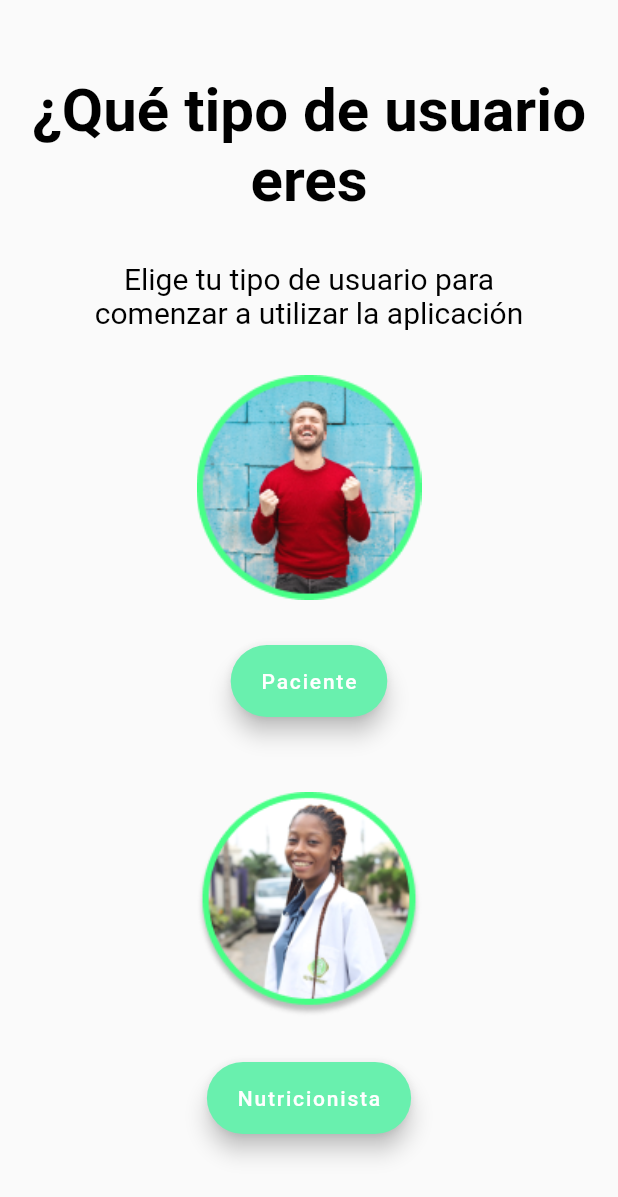
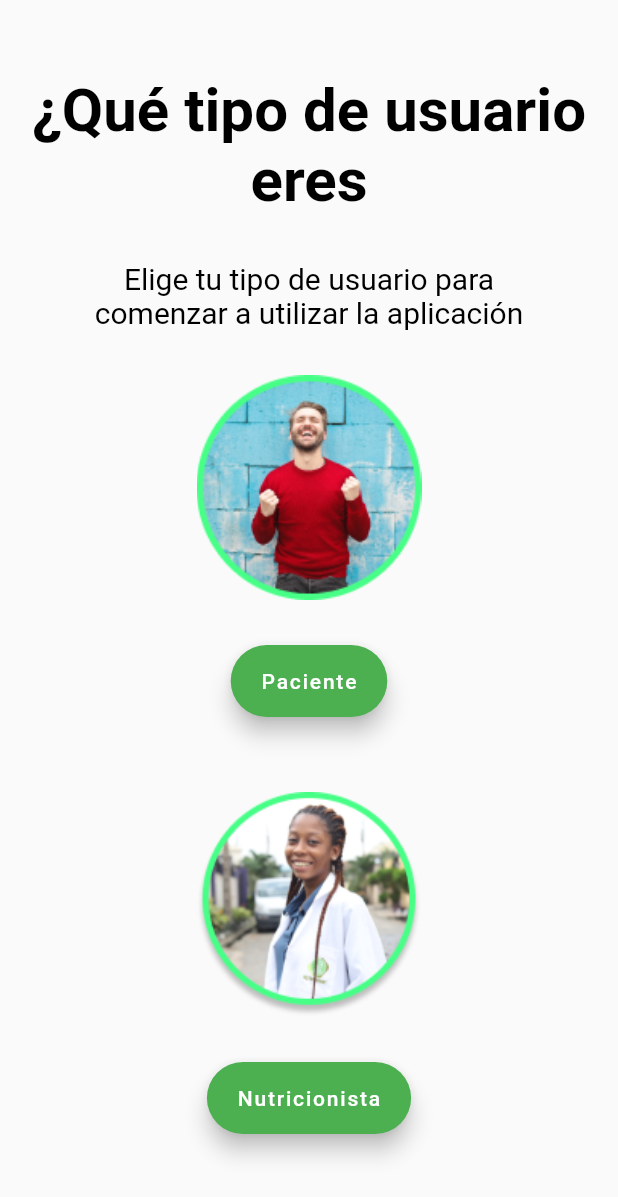
Before and after one commit to EasyNutrition/EasyNutritionApp, a Flutter app: the screen it shows after launch, after a tap on "Empezar", on a phone screen of 412 x 824 dp. Shown: the top 1197 px of the screen. Run offline on Flutter 3.47's test engine with Material 2 defaults, Android fonts, the phone set to English and light mode, and no system bars; our stand-ins replace font_awesome_flutter.

Commit message:
paciente v2

```diff
--- a/lib/create_account.dart
+++ b/lib/create_account.dart
@@ -76,7 +76,7 @@ class _CreateAccountState extends State<CreateAccount> {
               ),
               FloatingActionButton.extended(
                 label: Text('Continuar con Correo'),
-                backgroundColor: Colors.greenAccent,
+                backgroundColor: Colors.green,
                 splashColor: Colors.lightGreenAccent,
                 icon: Icon( // <-- Icon
                   Icons.attach_email_rounded,
@@ -102,7 +102,7 @@ class _CreateAccountState extends State<CreateAccount> {
                   TextSpan(
                     text: 'Términos y Condiciones',
                     style: TextStyle(
-                        color: Colors.greenAccent,
+                        color: Colors.green,
                         fontSize: 15.0,
                         fontFamily: 'Karla'
                     ),
@@ -118,7 +118,7 @@ class _CreateAccountState extends State<CreateAccount> {
                   TextSpan(
                     text: 'Política de Privacidad',
                     style: TextStyle(
-                        color: Colors.greenAccent,
+                        color: Colors.green,
                         fontSize: 15.0,
                         fontFamily: 'Karla'
                     ),
--- a/lib/home.dart
+++ b/lib/home.dart
@@ -47,8 +47,8 @@ class _HomePageState extends State<Home> {
               ),
               FloatingActionButton.extended(
                 label: Text('Empezar'),
-                backgroundColor: Colors.greenAccent,
-                splashColor: Colors.white,
+                backgroundColor: Colors.green,
+                splashColor: Colors.greenAccent,
 
                 onPressed: () {
                   Navigator.push(
@@ -73,8 +73,8 @@ class _HomePageState extends State<Home> {
           ),
               FloatingActionButton.extended(
                 label: Text('Inicia Sesión'),
-                backgroundColor: Colors.greenAccent,
-                splashColor: Colors.white,
+                backgroundColor: Colors.green,
+                splashColor: Colors.greenAccent,
 
                 onPressed: () {
                   Navigator.push(
--- a/lib/patient_register.dart
+++ b/lib/patient_register.dart
@@ -72,8 +72,8 @@ class _PatientRegisterState extends State<PatientRegister> {
             ),
             FloatingActionButton.extended(
               label: Text('Siguiente'),
-              backgroundColor: Colors.greenAccent,
-              splashColor: Colors.white,
+              backgroundColor: Colors.green,
+              splashColor: Colors.greenAccent,
               onPressed: () {
                 Navigator.push(
                     context,
--- a/lib/usertype.dart
+++ b/lib/usertype.dart
@@ -58,8 +58,8 @@ class UserType extends StatelessWidget {
                     ),
                     FloatingActionButton.extended(
                       label: Text('Paciente'),
-                      backgroundColor: Colors.greenAccent,
-                      splashColor: Colors.white,
+                      backgroundColor: Colors.green,
+                      splashColor: Colors.greenAccent,
                       onPressed: () {
                         Navigator.push(
                             context,
@@ -88,8 +88,8 @@ class UserType extends StatelessWidget {
                     ),
                     FloatingActionButton.extended(
                       label: Text('Nutricionista'),
-                      backgroundColor: Colors.greenAccent,
-                      splashColor: Colors.white,
+                      backgroundColor: Colors.green,
+                      splashColor: Colors.greenAccent,
                       onPressed: () {},
 
                     ),
```
Also changed, not shown: lib/login.dart (+9 -2 lines), lib/register.dart (+10 -7 lines).
